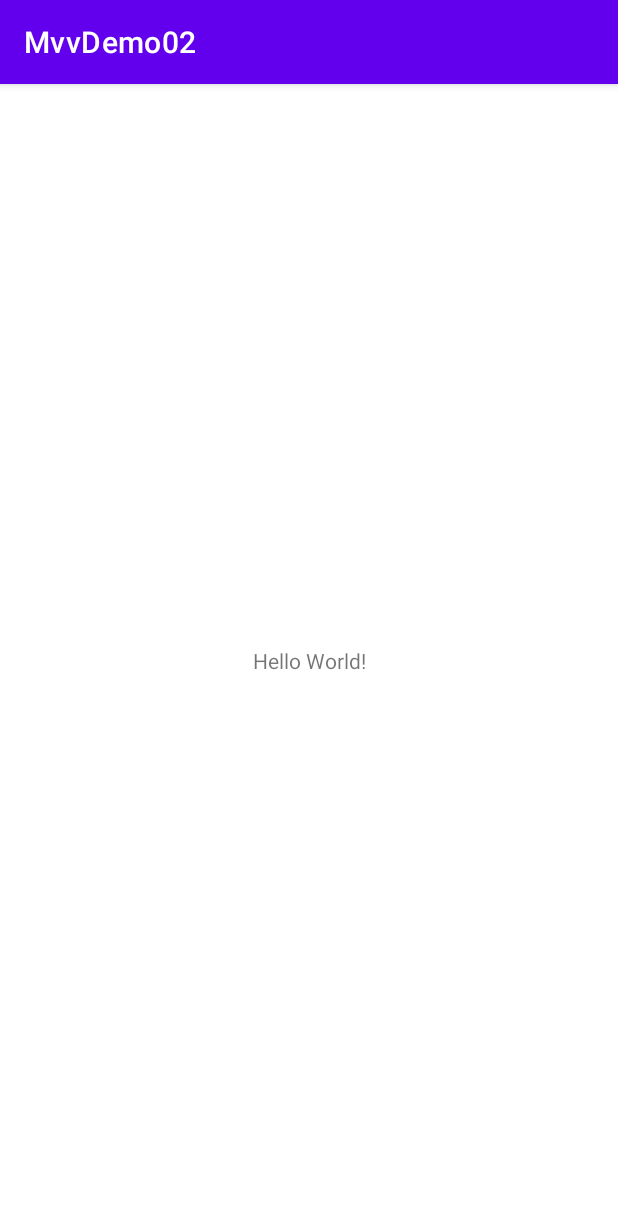
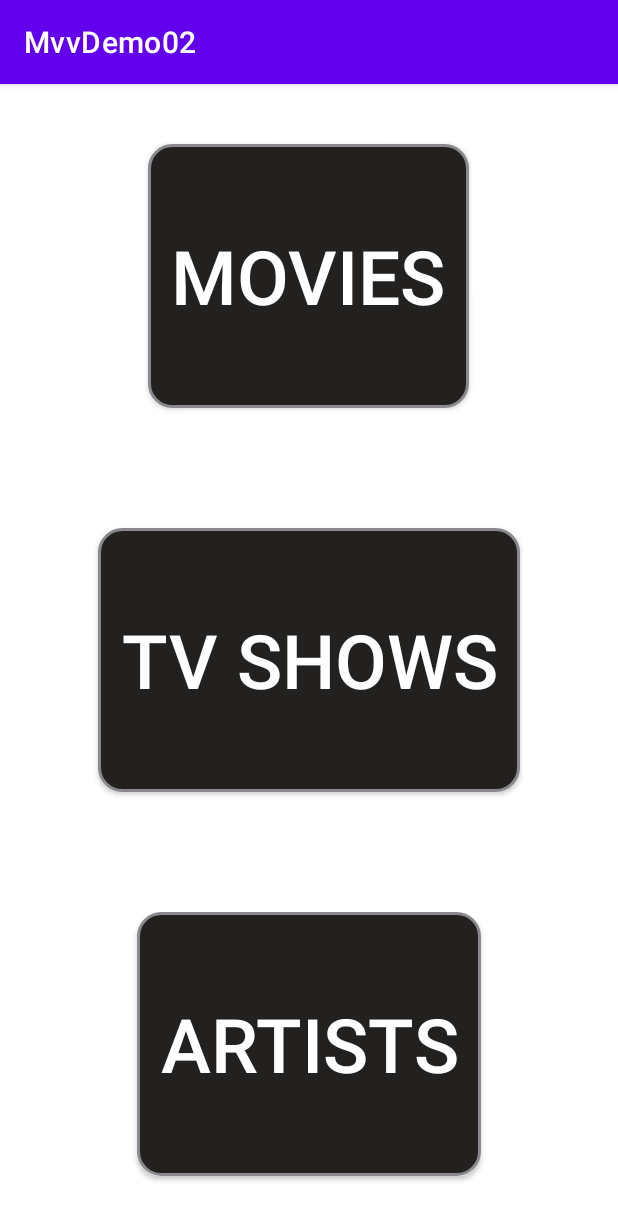
Before and after one commit to StefanBozanicZHB/MVVM-DEMO-02, an Android app: the screen it shows after launch (MainActivity before the commit, HomeActivity after it), on a phone screen of 412 x 824 dp. Shown: the top 1220 px of the screen. Run offline under Robolectric (Android 15) with nearby library versions, the phone set to English and light mode, and no system bars; our stand-ins replace data binding.

Commit message:
Presentation Layer HomeActivity

```diff
--- a/app/build.gradle
+++ b/app/build.gradle
@@ -67,6 +67,7 @@ dependencies {
     implementation "androidx.lifecycle:lifecycle-viewmodel-savedstate:$lifecycle_version"
     // room
     implementation "androidx.room:room-runtime:$room_version"
+    implementation "androidx.room:room-ktx:$room_version"
     kapt "androidx.room:room-compiler:$room_version"
     // dagger
     implementation "com.google.dagger:dagger:$dagger_version"
--- a/app/src/main/java/com/example/mvvdemo02/MainActivity.kt
+++ /dev/null
@@ -1,11 +0,0 @@
-package com.example.mvvdemo02
-
-import androidx.appcompat.app.AppCompatActivity
-import android.os.Bundle
-
-class MainActivity : AppCompatActivity() {
-    override fun onCreate(savedInstanceState: Bundle?) {
-        super.onCreate(savedInstanceState)
-        setContentView(R.layout.activity_main)
-    }
-}
--- a/app/src/main/java/com/example/mvvdemo02/data/db/ArtistDao.kt
+++ b/app/src/main/java/com/example/mvvdemo02/data/db/ArtistDao.kt
@@ -10,7 +10,7 @@ import com.example.mvvdemo02.data.model.artist.Artist
 interface ArtistDao {
 
     @Insert(onConflict = OnConflictStrategy.REPLACE)
-    suspend fun saveArtists(artists: List<Artist>): Int
+    suspend fun saveArtists(artists: List<Artist>)
 
     @Query("DELETE FROM popular_artist")
     suspend fun deleteAllArtists(): Int
--- a/app/src/main/java/com/example/mvvdemo02/data/db/MovieDao.kt
+++ b/app/src/main/java/com/example/mvvdemo02/data/db/MovieDao.kt
@@ -10,7 +10,7 @@ import com.example.mvvdemo02.data.model.movie.Movie
 interface MovieDao {
 
     @Insert(onConflict = OnConflictStrategy.REPLACE)
-    suspend fun saveMovies(movies: List<Movie>): Int
+    suspend fun saveMovies(movies: List<Movie>)
 
     @Query("DELETE FROM popular_movie")
     suspend fun deleteAllMovies(): Int
--- a/app/src/main/java/com/example/mvvdemo02/data/db/TvShowDao.kt
+++ b/app/src/main/java/com/example/mvvdemo02/data/db/TvShowDao.kt
@@ -9,7 +9,7 @@ import com.example.mvvdemo02.data.model.tvshow.TvShow
 interface TvShowDao {
 
     @Insert
-    suspend fun saveTvShows(tvShows: List<TvShow>): Int
+    suspend fun saveTvShows(tvShows: List<TvShow>)
 
     @Query("DELETE FROM popular_tv_show")
     suspend fun deleteAllTvShows(): Int
--- a/app/src/main/java/com/example/mvvdemo02/data/repository/artist/datasource/ArtistLocalDataSource.kt
+++ b/app/src/main/java/com/example/mvvdemo02/data/repository/artist/datasource/ArtistLocalDataSource.kt
@@ -4,6 +4,6 @@ import com.example.mvvdemo02.data.model.artist.Artist
 
 interface ArtistLocalDataSource {
     suspend fun getArtistsFromDB(): List<Artist>
-    suspend fun saveArtistsToDB(movies: List<Artist>)
+    suspend fun saveArtistsToDB(artists: List<Artist>)
     suspend fun clearAllData()
 }
--- a/app/src/main/java/com/example/mvvdemo02/data/repository/tvshow/datasource/TvShowLocalDataSource.kt
+++ b/app/src/main/java/com/example/mvvdemo02/data/repository/tvshow/datasource/TvShowLocalDataSource.kt
@@ -4,6 +4,6 @@ import com.example.mvvdemo02.data.model.tvshow.TvShow
 
 interface TvShowLocalDataSource {
     suspend fun getTvShowsFromDB(): List<TvShow>
-    suspend fun saveTvShowsToDB(movies: List<TvShow>)
+    suspend fun saveTvShowsToDB(tvShows: List<TvShow>)
     suspend fun clearAllData()
 }
--- /dev/null
+++ b/app/src/main/java/com/example/mvvdemo02/presentation/HomeActivity.kt
@@ -0,0 +1,31 @@
+package com.example.mvvdemo02.presentation
+
+import android.content.Intent
+import android.os.Bundle
+import androidx.appcompat.app.AppCompatActivity
+import androidx.databinding.DataBindingUtil
+import com.example.mvvdemo02.R
+import com.example.mvvdemo02.databinding.ActivityHomeBinding
+import com.example.mvvdemo02.presentation.artist.ArtistActivity
+import com.example.mvvdemo02.presentation.movie.MovieActivity
+import com.example.mvvdemo02.presentation.tvshow.TvShowActivity
+
+class HomeActivity : AppCompatActivity() {
+    private lateinit var binding: ActivityHomeBinding
+    override fun onCreate(savedInstanceState: Bundle?) {
+        super.onCreate(savedInstanceState)
+        binding = DataBindingUtil.setContentView(this, R.layout.activity_home)
+        binding.movieButton.setOnClickListener {
+            val intent = Intent(this, MovieActivity::class.java)
+            startActivity(intent)
+        }
+        binding.tvButton.setOnClickListener {
+            val intent = Intent(this, TvShowActivity::class.java)
+            startActivity(intent)
+        }
+        binding.artistsButton.setOnClickListener {
+            val intent = Intent(this, ArtistActivity::class.java)
+            startActivity(intent)
+        }
+    }
+}
--- /dev/null
+++ b/app/src/main/res/drawable/btn_rounded.xml
@@ -0,0 +1,10 @@
+<?xml version="1.0" encoding="utf-8"?>
+<selector xmlns:android="http://schemas.android.com/apk/res/android">
+    <item>
+        <shape android:shape="rectangle">
+            <solid android:color="#22211F"/>
+            <stroke android:color="#8B878E" android:width="2dp" />
+            <corners android:radius="15dp" />
+        </shape>
+    </item>
+</selector>
--- /dev/null
+++ b/app/src/main/res/layout/activity_home.xml
@@ -0,0 +1,54 @@
+<layout>
+
+    <LinearLayout xmlns:android="http://schemas.android.com/apk/res/android"
+        xmlns:tools="http://schemas.android.com/tools"
+        android:layout_width="match_parent"
+        android:layout_height="match_parent"
+        android:gravity="center_vertical"
+        android:orientation="vertical"
+        android:weightSum="3.0"
+        tools:context=".presentation.HomeActivity">
+
+        <androidx.appcompat.widget.AppCompatButton
+            android:id="@+id/movie_button"
+            android:layout_width="wrap_content"
+            android:layout_height="0dp"
+            android:layout_gravity="center"
+            android:layout_marginTop="40dp"
+            android:layout_marginBottom="40dp"
+            android:layout_weight="1.0"
+            android:background="@drawable/btn_rounded"
+            android:padding="15dp"
+            android:text="Movies"
+            android:textColor="@color/colorWhite"
+            android:textSize="50sp" />
+
+        <androidx.appcompat.widget.AppCompatButton
+            android:id="@+id/tv_button"
+            android:layout_width="wrap_content"
+            android:layout_height="0dp"
+            android:layout_gravity="center"
+            android:layout_marginTop="40dp"
+            android:layout_marginBottom="40dp"
+            android:layout_weight="1.0"
+            android:background="@drawable/btn_rounded"
+            android:padding="15dp"
+            android:text="Tv Shows"
+            android:textColor="@color/colorWhite"
+            android:textSize="50sp" />
+
+        <androidx.appcompat.widget.AppCompatButton
+            android:id="@+id/artists_button"
+            android:layout_width="wrap_content"
+            android:layout_height="0dp"
+            android:layout_gravity="center"
+            android:layout_marginTop="40dp"
+            android:layout_marginBottom="40dp"
+            android:layout_weight="1.0"
+            android:background="@drawable/btn_rounded"
+            android:padding="15dp"
+            android:text="Artists"
+            android:textColor="@color/colorWhite"
+            android:textSize="50sp" />
+    </LinearLayout>
+</layout>
--- a/app/src/main/res/layout/activity_main.xml
+++ /dev/null
@@ -1,18 +0,0 @@
-<?xml version="1.0" encoding="utf-8"?>
-<androidx.constraintlayout.widget.ConstraintLayout xmlns:android="http://schemas.android.com/apk/res/android"
-    xmlns:app="http://schemas.android.com/apk/res-auto"
-    xmlns:tools="http://schemas.android.com/tools"
-    android:layout_width="match_parent"
-    android:layout_height="match_parent"
-    tools:context=".MainActivity">
-
-    <TextView
-        android:layout_width="wrap_content"
-        android:layout_height="wrap_content"
-        android:text="Hello World!"
-        app:layout_constraintBottom_toBottomOf="parent"
-        app:layout_constraintEnd_toEndOf="parent"
-        app:layout_constraintStart_toStartOf="parent"
-        app:layout_constraintTop_toTopOf="parent" />
-
-</androidx.constraintlayout.widget.ConstraintLayout>
--- a/app/src/main/res/values/colors.xml
+++ b/app/src/main/res/values/colors.xml
@@ -7,4 +7,9 @@
     <color name="teal_700">#FF018786</color>
     <color name="black">#FF000000</color>
     <color name="white">#FFFFFFFF</color>
+
+    <color name="colorPrimary">#6200EE</color>
+    <color name="colorPrimaryDark">#3700B3</color>
+    <color name="colorAccent">#03DAC5</color>
+    <color name="colorWhite">#FFFFFF</color>
 </resources>
```
Also changed, not shown: app/src/main/AndroidManifest.xml (+22 -1 lines), app/src/main/java/com/example/mvvdemo02/presentation/artist/ArtistActivity.kt (added, +15 -0 lines), app/src/main/java/com/example/mvvdemo02/presentation/movie/MovieActivity.kt (added, +15 -0 lines), app/src/main/java/com/example/mvvdemo02/presentation/tvshow/TvShowActivity.kt (added, +15 -0 lines), app/src/main/res/layout/activity_artist.xml (added, +11 -0 lines), app/src/main/res/layout/activity_movie.xml (added, +11 -0 lines), app/src/main/res/layout/activity_tv_show.xml (added, +11 -0 lines).
